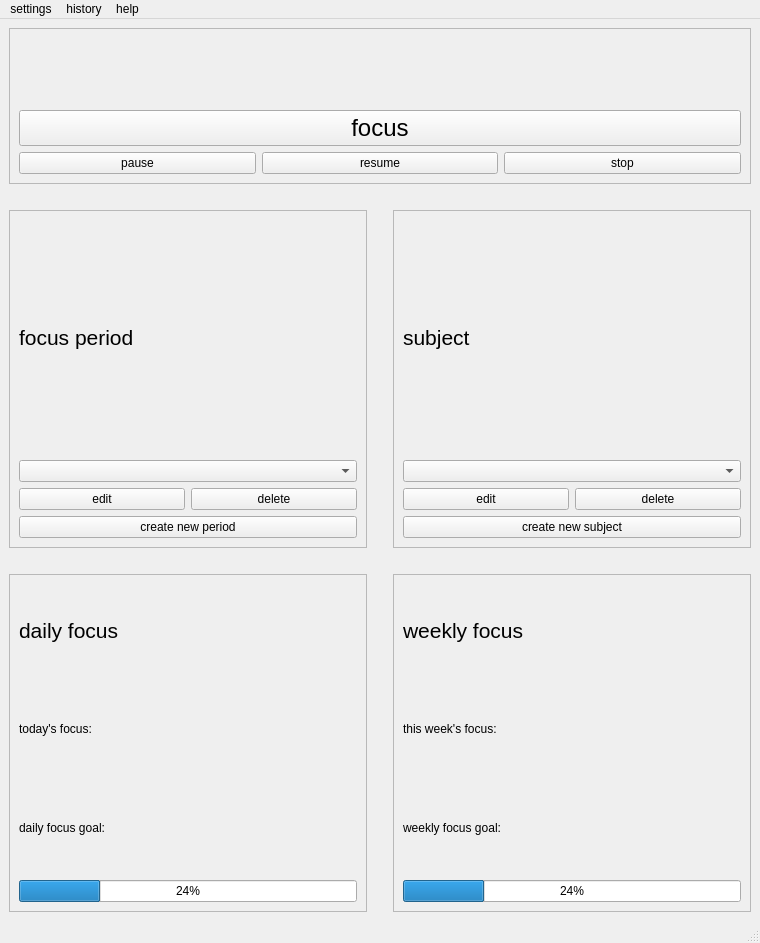
The window that ui/mainwindow.ui (dop14/monkmode) describes before a commit, drawn with Qt 5.
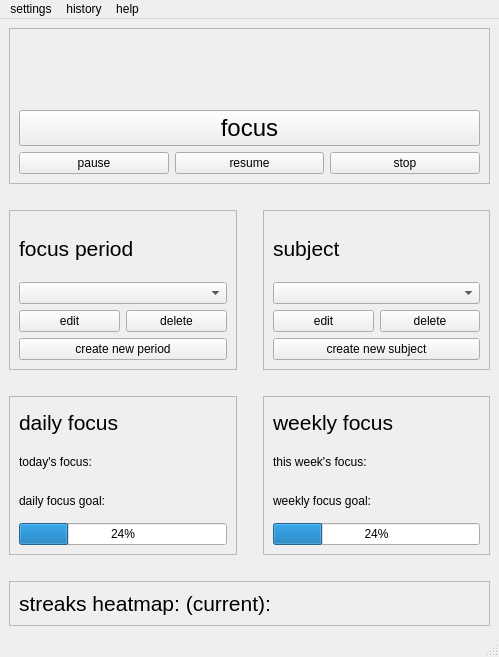
The same window after the commit.

```diff
--- a/ui/mainwindow.ui
+++ b/ui/mainwindow.ui
@@ -6,8 +6,8 @@
    <rect>
     <x>0</x>
     <y>0</y>
-    <width>760</width>
-    <height>943</height>
+    <width>499</width>
+    <height>657</height>
    </rect>
   </property>
   <property name="sizePolicy">
@@ -26,9 +26,9 @@
    <bool>false</bool>
   </property>
   <widget class="QWidget" name="mainLayout">
-   <layout class="QVBoxLayout" name="verticalLayout_4">
+   <layout class="QVBoxLayout" name="verticalLayout_10">
     <item>
-     <layout class="QVBoxLayout" name="verticalLayout_10">
+     <layout class="QVBoxLayout" name="verticalLayout_6">
       <item>
        <widget class="QFrame" name="focusFrame">
         <property name="frameShape">
@@ -372,6 +372,43 @@
         </item>
        </layout>
       </item>
+      <item>
+       <spacer name="horizontalSpacer">
+        <property name="orientation">
+         <enum>Qt::Orientation::Horizontal</enum>
+        </property>
+        <property name="sizeHint" stdset="0">
+         <size>
+          <width>40</width>
+          <height>20</height>
+         </size>
+        </property>
+       </spacer>
+      </item>
+      <item>
+       <widget class="QFrame" name="streakFrame">
+        <property name="frameShape">
+         <enum>QFrame::Shape::StyledPanel</enum>
+        </property>
+        <property name="frameShadow">
+         <enum>QFrame::Shadow::Raised</enum>
+        </property>
+        <layout class="QVBoxLayout" name="verticalLayout_4">
+         <item>
+          <widget class="QLabel" name="streak_label">
+           <property name="font">
+            <font>
+             <pointsize>16</pointsize>
+            </font>
+           </property>
+           <property name="text">
+            <string>streaks heatmap: (current):</string>
+           </property>
+          </widget>
+         </item>
+        </layout>
+       </widget>
+      </item>
      </layout>
     </item>
    </layout>
@@ -381,7 +418,7 @@
     <rect>
      <x>0</x>
      <y>0</y>
-     <width>760</width>
+     <width>499</width>
      <height>33</height>
     </rect>
    </property>
```
